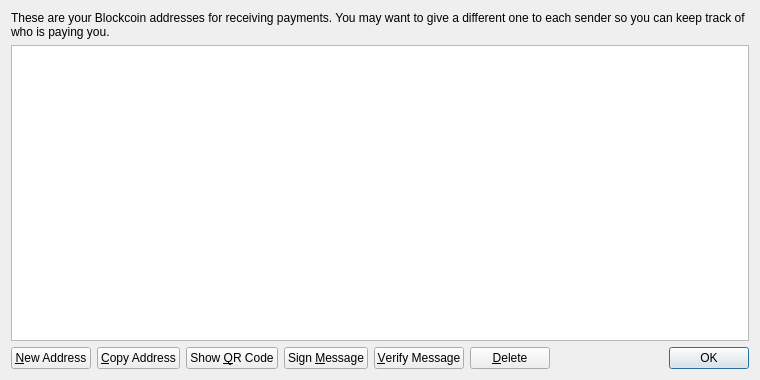
Before: the Qt Designer form src/qt/forms/addressbookpage.ui in Madscotslad/Blockcoin, drawn with Qt 5.
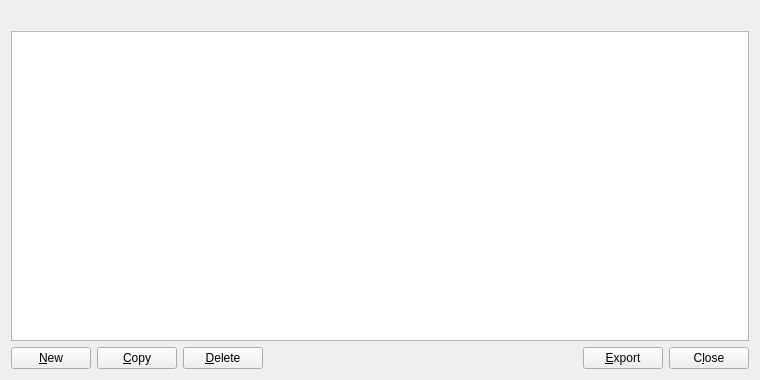
After: the same form once the commit is applied. Icons and pictures are not drawn.

Patch:
```diff
--- a/src/qt/forms/addressbookpage.ui
+++ b/src/qt/forms/addressbookpage.ui
@@ -16,9 +16,6 @@
   <layout class="QVBoxLayout" name="verticalLayout">
    <item>
     <widget class="QLabel" name="labelExplanation">
-     <property name="text">
-      <string>These are your Blockcoin addresses for receiving payments. You may want to give a different one to each sender so you can keep track of who is paying you.</string>
-     </property>
      <property name="textFormat">
       <enum>Qt::PlainText</enum>
      </property>
@@ -63,11 +60,10 @@
         <string>Create a new address</string>
        </property>
        <property name="text">
-        <string>&amp;New Address</string>
+        <string>&amp;New</string>
        </property>
-       <property name="icon">
-        <iconset resource="../bitcoin.qrc">
-         <normaloff>:/icons/add</normaloff>:/icons/add</iconset>
+       <property name="autoDefault">
+        <bool>false</bool>
        </property>
       </widget>
      </item>
@@ -77,64 +73,23 @@
         <string>Copy the currently selected address to the system clipboard</string>
        </property>
        <property name="text">
-        <string>&amp;Copy Address</string>
+        <string>&amp;Copy</string>
        </property>
-       <property name="icon">
-        <iconset resource="../bitcoin.qrc">
-         <normaloff>:/icons/editcopy</normaloff>:/icons/editcopy</iconset>
+       <property name="autoDefault">
+        <bool>false</bool>
        </property>
       </widget>
      </item>
      <item>
-      <widget class="QPushButton" name="showQRCode">
-       <property name="text">
-        <string>Show &amp;QR Code</string>
-       </property>
-       <property name="icon">
-        <iconset resource="../bitcoin.qrc">
-         <normaloff>:/icons/qrcode</normaloff>:/icons/qrcode</iconset>
-       </property>
-      </widget>
-     </item>
-     <item>
-      <widget class="QPushButton" name="signMessage">
-       <property name="toolTip">
-        <string>Sign a message to prove you own a Blockcoin address</string>
-       </property>
-       <property name="text">
-        <string>Sign &amp;Message</string>
-       </property>
-       <property name="icon">
-        <iconset resource="../bitcoin.qrc">
-         <normaloff>:/icons/edit</normaloff>:/icons/edit</iconset>
-       </property>
-      </widget>
-     </item>
-     <item>
-      <widget class="QPushButton" name="verifyMessage">
-       <property name="toolTip">
-        <string>Verify a message to ensure it was signed with a specified Blockcoin address</string>
-       </property>
-       <property name="text">
-        <string>&amp;Verify Message</string>
-       </property>
-       <property name="icon">
-        <iconset resource="../bitcoin.qrc">
-         <normaloff>:/icons/transaction_0</normaloff>:/icons/transaction_0</iconset>
-       </property>
-      </widget>
-     </item>
-     <item>
-      <widget class="QPushButton" name="deleteButton">
+      <widget class="QPushButton" name="deleteAddress">
        <property name="toolTip">
         <string>Delete the currently selected address from the list</string>
        </property>
        <property name="text">
         <string>&amp;Delete</string>
        </property>
-       <property name="icon">
-        <iconset resource="../bitcoin.qrc">
-         <normaloff>:/icons/remove</normaloff>:/icons/remove</iconset>
+       <property name="autoDefault">
+        <bool>false</bool>
        </property>
       </widget>
      </item>
@@ -152,15 +107,31 @@
       </spacer>
      </item>
      <item>
-      <widget class="QDialogButtonBox" name="buttonBox">
+      <widget class="QPushButton" name="exportButton">
+       <property name="toolTip">
+        <string>Export the data in the current tab to a file</string>
+       </property>
+       <property name="text">
+        <string>&amp;Export</string>
+       </property>
+       <property name="autoDefault">
+        <bool>false</bool>
+       </property>
+      </widget>
+     </item>
+     <item>
+      <widget class="QPushButton" name="closeButton">
        <property name="sizePolicy">
-        <sizepolicy hsizetype="Maximum" vsizetype="Fixed">
+        <sizepolicy hsizetype="Minimum" vsizetype="Minimum">
          <horstretch>0</horstretch>
          <verstretch>0</verstretch>
         </sizepolicy>
        </property>
-       <property name="standardButtons">
-        <set>QDialogButtonBox::Ok</set>
+       <property name="text">
+        <string>C&amp;lose</string>
+       </property>
+       <property name="autoDefault">
+        <bool>false</bool>
        </property>
       </widget>
      </item>
```
Left out of the diff: 11 changed lines with no effect on the pictures.
